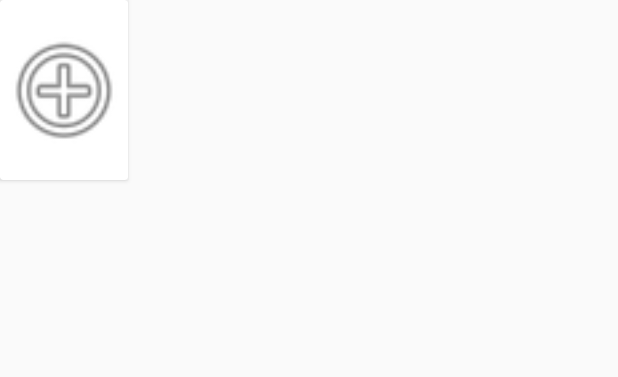
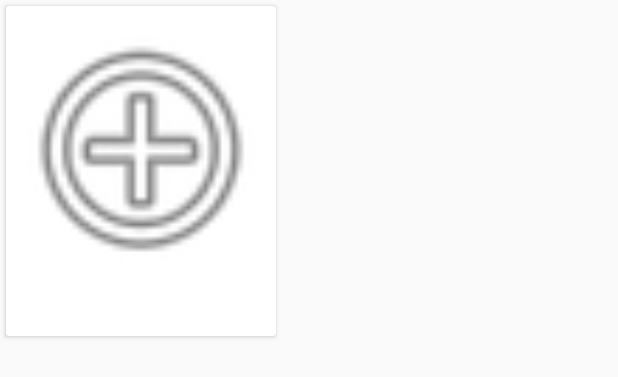
Before and after one commit to svartika/MarvelApp, an Android app: the layout marvel_character_rv_item.xml on its own in the app's theme, with its tools: preview values and no code run, on a phone screen of 412 x 824 dp. Shown: the top 377 px of the screen. Run offline under Robolectric (Android 15) with nearby library versions, the phone set to English and light mode, and no system bars; network calls fail.

Commit message:
Added Effect for passing actions to activity which are not state related

```diff
--- a/controllers/src/main/java/com/example/controllers/retrofit/CharacterDetailNetworkInterface.java
+++ b/controllers/src/main/java/com/example/controllers/retrofit/CharacterDetailNetworkInterface.java
@@ -6,9 +6,9 @@ import io.reactivex.Observable;
 
 public abstract class CharacterDetailNetworkInterface {
 
-    public abstract Observable<MarvelCharacter> loadMarvelCharacter(String characterId);
+    public abstract Observable<MarvelCharacter> loadMarvelCharacter(int characterId);
 
-    Observable<ProcessedMarvelCharacter> loadCharacterDetail(String characterId) {
+    Observable<ProcessedMarvelCharacter> loadCharacterDetail(int characterId) {
         return loadMarvelCharacter(characterId).map(character -> {
             return new ProcessedMarvelCharacter(character);
 
--- a/controllers/src/main/java/com/example/controllers/retrofit/CharacterDetailPageController.java
+++ b/controllers/src/main/java/com/example/controllers/retrofit/CharacterDetailPageController.java
@@ -23,7 +23,7 @@ public class CharacterDetailPageController {
     CharacterDetailPageController() {
     }
 
-    public void loadCharacterDetails(String characterID) {
+    public void loadCharacterDetails(int characterID) {
         marvelCharacterLiveData.postValue(new State(true, false, null));
         Observable<ProcessedMarvelCharacter> marvelCharacterObservable = characterDetailNetworkInterface.loadCharacterDetail(characterID);
         marvelCharacterObservable
--- a/controllers/src/main/java/com/example/controllers/retrofit/ProcessedMarvelCharacter.java
+++ b/controllers/src/main/java/com/example/controllers/retrofit/ProcessedMarvelCharacter.java
@@ -5,7 +5,7 @@ import com.example.entitiy.models.MarvelCharacter;
 import java.util.List;
 
 public class ProcessedMarvelCharacter {
-    int id;
+    public int id;
     public String name, imageurl, description, modified;
     List<MarvelCharacter.URL> urls;
 
--- a/networkController/src/main/java/com/example/networkcontroller/CharacterDetailNetworkInterfaceImpl.java
+++ b/networkController/src/main/java/com/example/networkcontroller/CharacterDetailNetworkInterfaceImpl.java
@@ -20,7 +20,7 @@ public class CharacterDetailNetworkInterfaceImpl extends CharacterDetailNetworkI
         this.logger = logger;
     }
     @Override
-    public Observable<MarvelCharacter> loadMarvelCharacter(String characterId){
+    public Observable<MarvelCharacter> loadMarvelCharacter(int characterId){
         logger.d("VartikaHilt", "loading marvel character");
         Observable<MarvelCharacter> call = marvelRetrofitEndpointApi.loadCharacter(characterId).map(
                 marvelCharacterResponse -> {
--- a/networkController/src/main/java/com/example/networkcontroller/MarvelRetrofitEndpointApi.java
+++ b/networkController/src/main/java/com/example/networkcontroller/MarvelRetrofitEndpointApi.java
@@ -15,7 +15,7 @@ public interface MarvelRetrofitEndpointApi {
     Observable<MarvelCharactersLoadResponse> loadCharacters();
 
     @GET("/v1/public/characters/{characterId}")
-    Observable<MarvelCharacterResponse> loadCharacter(@Path("characterId") String characterId);
+    Observable<MarvelCharacterResponse> loadCharacter(@Path("characterId") int characterId);
 
     @GET("/v1/public/characters")
     Observable<MarvelCharactersLoadResponse> searchNameStartsWith(@Query("nameStartsWith") String nameStartsWith);
--- a/ui/src/main/res/layout/activity_main.xml
+++ b/ui/src/main/res/layout/activity_main.xml
@@ -17,7 +17,9 @@
             android:id="@+id/rvMarvelCharacters"
             android:layout_width="match_parent"
             android:layout_height="0dp"
+            android:layout_margin="10dp"
             app:datasource="@{state.marvelCharactersList}"
+            app:marvelCharacterClickHandler="@{state.marvelCharacterClickedListener}"
             app:layout_constraintBottom_toBottomOf="parent"
             app:layout_constraintLeft_toLeftOf="parent"
             app:layout_constraintRight_toRightOf="parent"
--- a/ui/src/main/res/layout/marvel_character_rv_item.xml
+++ b/ui/src/main/res/layout/marvel_character_rv_item.xml
@@ -8,26 +8,34 @@
         <variable
             name="marvelItem"
             type="com.example.controllers.retrofit.ProcessedMarvelCharacter" />
+        <variable
+            name="clickHandler"
+            type="com.example.controllers.retrofit.AbsCharactersListPageController.AbsMarvelCharacterClickedListener" />
     </data>
 
     <androidx.cardview.widget.CardView
         android:layout_width="@dimen/character_image_width"
-        android:layout_height="120dp"
+        android:layout_height="220dp"
+        app:cardCornerRadius="2dp"
+        android:foreground="?android:attr/selectableItemBackground"
         android:clickable="true"
-        android:elevation="3dp">
+        android:elevation="3dp"
+        android:layout_margin="4dp"
+        app:item="@{marvelItem}"
+        app:onClick="@{clickHandler}"
+        >
 
         <androidx.constraintlayout.widget.ConstraintLayout
             android:layout_width="match_parent"
             android:layout_height="match_parent"
-
-            android:clickable="true">
+            >
 
             <ImageView
                 android:id="@+id/mCharacterImage"
                 android:layout_width="0dp"
                 android:layout_height="0dp"
                 android:src="@android:drawable/ic_menu_add"
-                app:layout_constraintBottom_toBottomOf="parent"
+                app:layout_constraintBottom_toTopOf="@id/mCharacter"
                 app:layout_constraintEnd_toEndOf="parent"
                 app:layout_constraintStart_toStartOf="parent"
                 app:layout_constraintTop_toTopOf="parent"
@@ -38,7 +46,9 @@
                 android:layout_width="wrap_content"
                 android:layout_height="wrap_content"
                 android:layout_margin="5dp"
-                android:textColor="#FFFFFFFF"
+                android:textColor="#FF000000"
+                android:textAlignment="center"
+                app:layout_constraintTop_toBottomOf="@id/mCharacterImage"
                 app:layout_constraintBottom_toBottomOf="parent"
                 app:layout_constraintEnd_toEndOf="parent"
                 app:layout_constraintStart_toStartOf="parent"
--- a/ui/src/main/res/values/dimens.xml
+++ b/ui/src/main/res/values/dimens.xml
@@ -1,4 +1,4 @@
 <resources>
     <dimen name="fab_margin">16dp</dimen>
-    <dimen name="character_image_width">85dp</dimen>
+    <dimen name="character_image_width">180dp</dimen>
 </resources>
```
Also changed, not shown: controllers/src/main/java/com/example/controllers/retrofit/AbsCharactersListPageController.java (+17 -2 lines), controllers/src/main/java/com/example/controllers/retrofit/CharactersListPageController.java (+46 -24 lines), ui/src/main/java/com/example/rxjavaretrofittest/BindingUtils.java (+16 -3 lines), ui/src/main/java/com/example/rxjavaretrofittest/CharacterDetailsActivity.java (+5 -2 lines), ui/src/main/java/com/example/rxjavaretrofittest/CharactersListActivity.java (+16 -2 lines), ui/src/main/java/com/example/rxjavaretrofittest/MarvelCharacterListAdapter.java (+5 -2 lines), 1 other file.
